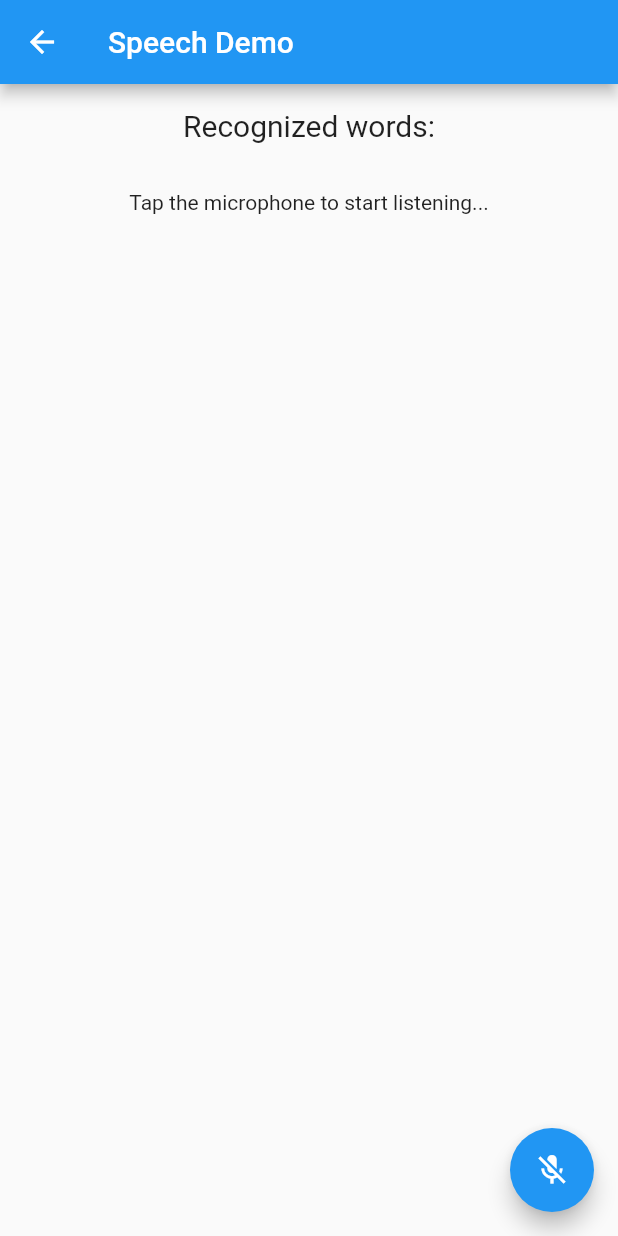
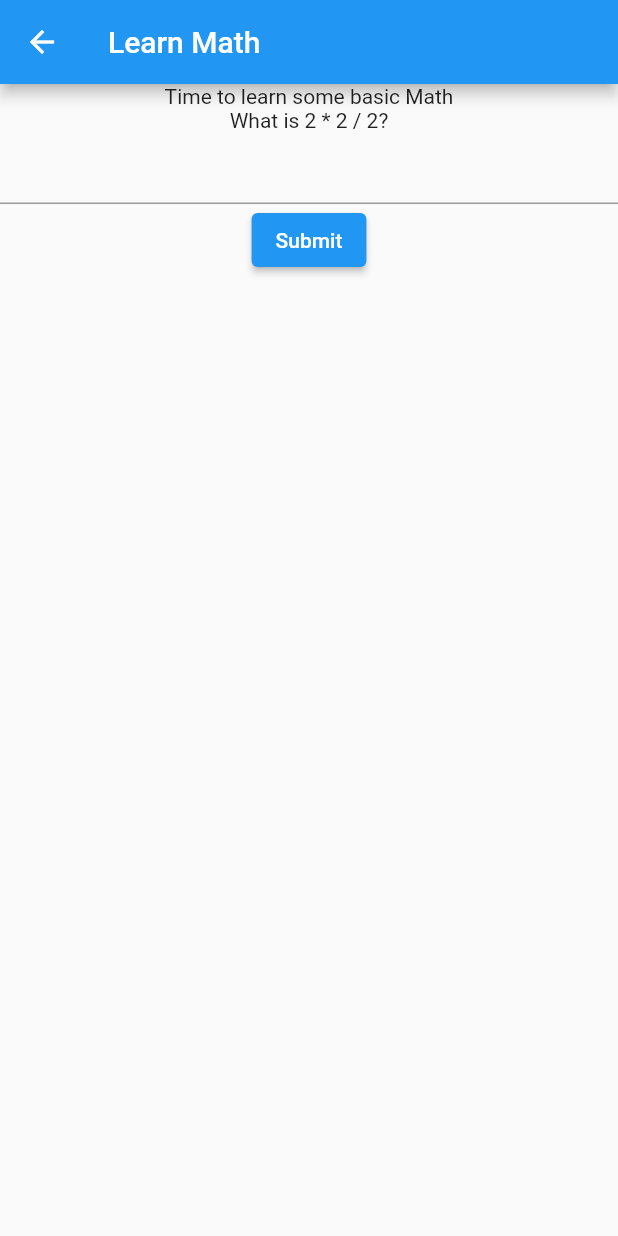
Before and after one commit to akebu6/SOLVEAURA, a Flutter app: the Learn screen opened directly, on a phone screen of 412 x 824 dp. Run offline on Flutter 3.47's test engine with Material 2 defaults, Android fonts, the phone set to English and light mode, and no system bars; our stand-ins replace speech_to_text; missing offline and left inert: alan_voice.

```diff
--- a/SolveAura/lib/ui/pages/learn.dart
+++ b/SolveAura/lib/ui/pages/learn.dart
@@ -1,6 +1,5 @@
 import 'package:flutter/material.dart';
-import 'package:speech_to_text/speech_recognition_result.dart';
-import 'package:speech_to_text/speech_to_text.dart';
+import 'package:alan_voice/alan_voice.dart';
 
 class Learn extends StatefulWidget {
   static const routeName = '/learn';
@@ -11,88 +10,54 @@ class Learn extends StatefulWidget {
 }
 
 class _LearnState extends State<Learn> {
-  SpeechToText _speechToText = SpeechToText();
-  bool _speechEnabled = false;
-  String _lastWords = '';
+  final questionOneAnswerController = TextEditingController();
+
+  _Learntate() {
+    AlanVoice.onCommand.add((command) => _handleCommand(command.data));
+  }
+
+  void _handleCommand(Map<String, dynamic> command) {
+    switch (command["command"]) {
+      case "getAnswerOne":
+        questionOneAnswerController.text = command["data"];
+        break;
+      default:
+        debugPrint("Unknown command");
+    }
+  }
 
   @override
-  void initState() {
-    super.initState();
-    _initSpeech();
-  }
-
-  /// This has to happen only once per app
-  void _initSpeech() async {
-    _speechEnabled = await _speechToText.initialize();
-    setState(() {});
-  }
-
-  /// Each time to start a speech recognition session
-  void _startListening() async {
-    await _speechToText.listen(onResult: _onSpeechResult);
-    setState(() {});
-  }
-
-  /// Manually stop the active speech recognition session
-  /// Note that there are also timeouts that each platform enforces
-  /// and the SpeechToText plugin supports setting timeouts on the
-  /// listen method.
-  void _stopListening() async {
-    await _speechToText.stop();
-    setState(() {});
-  }
-
-  /// This is the callback that the SpeechToText plugin calls when
-  /// the platform returns recognized words.
-  void _onSpeechResult(SpeechRecognitionResult result) {
-    setState(() {
-      _lastWords = result.recognizedWords;
-    });
+  void dispose() {
+    questionOneAnswerController.dispose();
+    super.dispose();
   }
 
   @override
   Widget build(BuildContext context) {
     return Scaffold(
       appBar: AppBar(
-        title: Text('Speech Demo'),
+        title: Text('Learn Math'),
       ),
-      body: Center(
-        child: Column(
-          mainAxisAlignment: MainAxisAlignment.center,
-          children: <Widget>[
-            Container(
-              padding: EdgeInsets.all(16),
-              child: Text(
-                'Recognized words:',
-                style: TextStyle(fontSize: 20.0),
-              ),
-            ),
-            Expanded(
-              child: Container(
-                padding: EdgeInsets.all(16),
-                child: Text(
-                  // If listening is active show the recognized words
-                  _speechToText.isListening
-                      ? '$_lastWords'
-                  // If listening isn't active but could be tell the user
-                  // how to start it, otherwise indicate that speech
-                  // recognition is not yet ready or not supported on
-                  // the target device
-                      : _speechEnabled
-                      ? 'Tap the microphone to start listening...'
-                      : 'Speech not available',
-                ),
-              ),
-            ),
-          ],
-        ),
-      ),
-      floatingActionButton: FloatingActionButton(
-        onPressed:
-        // If not yet listening for speech start, otherwise stop
-        _speechToText.isNotListening ? _startListening : _stopListening,
-        tooltip: 'Listen',
-        child: Icon(_speechToText.isNotListening ? Icons.mic_off : Icons.mic),
+      body: Column(
+        children: [
+          Text('Time to learn some basic Math'),
+          Text('What is 2 * 2 / 2?'),
+          TextFormField(
+            controller: questionOneAnswerController,
+            validator: (value) {
+              if (value == null || value.isEmpty) {
+                return 'Please enter your answer her';
+              }
+              return null;
+            },
+          ),
+          ElevatedButton(
+            onPressed: () {
+              Navigator.pop(context);
+            },
+            child: Text('Submit'),
+          ),
+        ],
       ),
     );
   }
--- a/SolveAura/pubspec.yaml
+++ b/SolveAura/pubspec.yaml
@@ -32,6 +32,7 @@ dependencies:
     sdk: flutter
   speech_to_text: ^6.3.0
   flutter_tts: 3.8.3
+  alan_voice: 3.0.0
 
   # The following adds the Cupertino Icons font to your application.
   # Use with the CupertinoIcons class for iOS style icons.
```
Also changed, not shown: SolveAura/lib/ui/pages/home.dart (+69 -0 lines), SolveAura/pubspec.lock, 3 other files.
